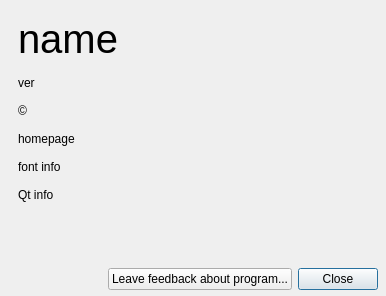
Before: the Qt Designer form src/loader/aboutbox.ui in silvansky/Contacts, drawn with Qt 5.
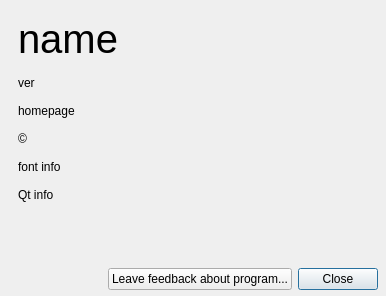
After: the same form once the commit is applied.

Commit message: Хотфикс "О программе".

What changed in the file:
```diff
--- a/src/loader/aboutbox.ui
+++ b/src/loader/aboutbox.ui
@@ -74,19 +74,6 @@
        </property>
       </widget>
      </item>
-     <item>
-      <widget class="QLabel" name="lblCopyright">
-       <property name="text">
-        <string notr="true">©</string>
-       </property>
-       <property name="textFormat">
-        <enum>Qt::RichText</enum>
-       </property>
-       <property name="wordWrap">
-        <bool>true</bool>
-       </property>
-      </widget>
-     </item>
      <item>
       <widget class="QLabel" name="lblHomePage">
        <property name="text">
@@ -100,6 +87,19 @@
        </property>
       </widget>
      </item>
+     <item>
+      <widget class="QLabel" name="lblCopyright">
+       <property name="text">
+        <string notr="true">©</string>
+       </property>
+       <property name="textFormat">
+        <enum>Qt::RichText</enum>
+       </property>
+       <property name="wordWrap">
+        <bool>true</bool>
+       </property>
+      </widget>
+     </item>
      <item>
       <widget class="QLabel" name="lblFontInfo">
        <property name="text">
```
The commit also changes 1 other file.
